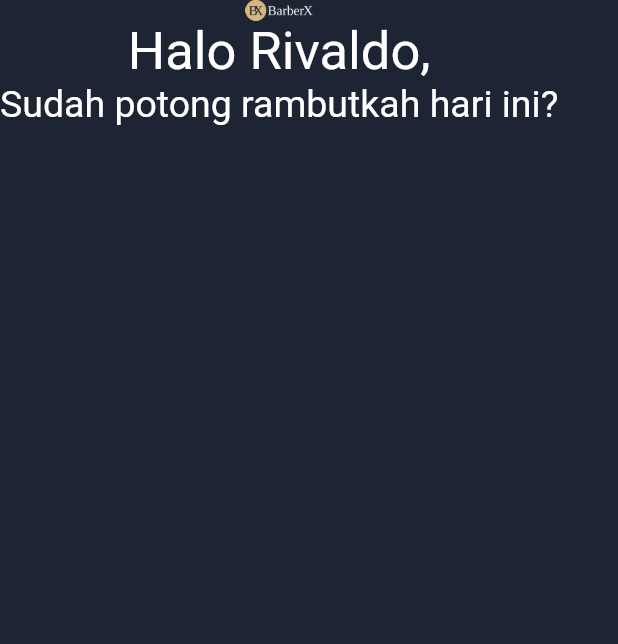
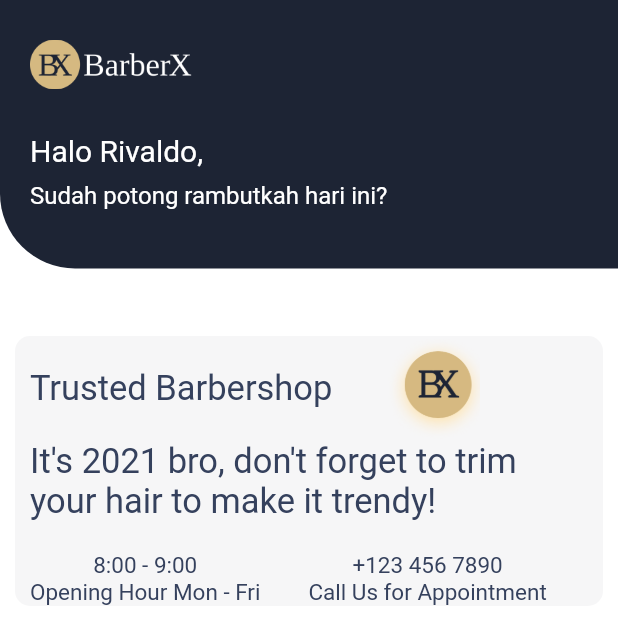
Before and after one commit to ybrefodlavir/BarberX, a Flutter app: the Home screen opened by its route, on a phone screen of 412 x 824 dp. Shown: the top 644 px of the screen. Run offline on Flutter 3.47's test engine with Material 2 defaults, Android fonts, the phone set to English and light mode, and no system bars.

Commit message:
Home Page progress (TRUSTED BARBERSHOP)

```diff
--- a/lib/main.dart
+++ b/lib/main.dart
@@ -1,5 +1,5 @@
 import 'package:barber/pages/welcome_page.dart';
-// import 'dart.js';
+//import 'dart.js';
 import 'package:barber/pages/signin_page.dart';
 import 'package:barber/pages/signup_page.dart';
 import 'package:barber/pages/home_page.dart';
@@ -8,7 +8,7 @@ import 'package:flutter/material.dart';
 void main() {
   runApp(MaterialApp(
     debugShowCheckedModeBanner: false,
-    initialRoute: '/',
+    initialRoute: '/signin',
     routes: {
       '/': (context) => WelcomePage(),
       '/signin': (context) => SignIn(),
--- a/lib/pages/home_page.dart
+++ b/lib/pages/home_page.dart
@@ -1,39 +1,160 @@
 import 'dart:ui';
 import 'package:flutter/cupertino.dart';
 import 'package:flutter/material.dart';
+import 'package:flutter/painting.dart';
 
 class Home extends StatelessWidget {
   const Home({Key? key}) : super(key: key);
-
   @override
   Widget build(BuildContext context) {
     return Scaffold(
-      backgroundColor : Color(0xff1D2434),
+      backgroundColor : Colors.white,
       body: SingleChildScrollView(
         child: Container(
+          child: Column(
+            children:[
+              Container(
+                width: double.infinity,
+                decoration: BoxDecoration(
+                  borderRadius: BorderRadius.only(bottomLeft: Radius.circular(50)),
                   color: Color(0xff1D2434),
+                ),
                 child: Column(
+                  crossAxisAlignment: CrossAxisAlignment.start,
                   children: [
-              Image.asset(
+                    Container(
+                      margin: EdgeInsets.only(left:20, top:26, right: 284),
+                      child: Image.asset(
                         'image/logo.png',
-                width: 45,
+                        width: 110,
+                        height: 34,
                       ),
-              Text(
+                    ),
+                    Container(
+                      margin: EdgeInsets.fromLTRB(20, 29, 150, 9),
+                      child: Text(
                         "Halo Rivaldo,",
                         style: TextStyle(
                           color: Colors.white,
-                  fontSize: 35,
+                          fontSize: 20,
                         ),
                       ),
-              Text(
+                    ),
+                    Container(
+                      margin: EdgeInsets.only(left: 20, right: 139, bottom: 39),
+                      child: Text(
                         "Sudah potong rambutkah hari ini?",
                         style: TextStyle(
                           color: Colors.white,
-                  fontSize: 25,
+                          fontSize: 16,
+                        ),
                       ),
                     ),
                   ],
-          )
+                ),
+              ),
+              Container(
+                margin: EdgeInsets.only(left: 10, right: 10, top: 45),
+                decoration: BoxDecoration(
+                  borderRadius: BorderRadius.all(Radius.circular(10)),
+                  color: Color(0xffF6F6F7),
+                ),
+                child: Column(
+                  children: [
+                    Row(
+                      children: [
+                        Container(
+                          margin: EdgeInsets.only(left: 10, right: 32),
+                          child: Text(
+                            "Trusted Barbershop",
+                            style: TextStyle(
+                              color: Color(0xff35415D),
+                              fontSize: 23,
+                            ),
+                          ),
+                        ),
+                        Container(
+                          child: Image.asset(
+                            'image/logoBX.png',
+                            width: 70,
+                            height: 70,
+                          ),
+                        ),
+                      ],
+                    ),
+                    Container(
+                      margin: EdgeInsets.only(left: 10, right: 32, bottom: 20),
+                      child: Text(
+                        "It's 2021 bro, don't forget to trim your hair to make it trendy!",
+                        style: TextStyle(
+                          color: Color(0xff35415D),
+                          fontSize: 23,
+                        ),
+                      ),
+                    ),
+                    Row(
+                      children: [
+                        Container(
+                          margin: EdgeInsets.only(left: 10),
+                          child: Column(
+                            children: [
+                              Container(
+                                  alignment: Alignment.centerLeft,
+                                  child: Text(
+                                    "8:00 - 9:00",
+                                    style: TextStyle(
+                                      color: Color(0xff35415D),
+                                      fontSize: 15,
+                                    ),
+                                  ),
+                              ),
+                              Container(
+                                  alignment: Alignment.centerLeft,
+                                  child: Text(
+                                    "Opening Hour Mon - Fri",
+                                    style: TextStyle(
+                                      color: Color(0xff35415D),
+                                      fontSize: 15,
+                                    ),
+                                  ),
+                              ),
+                            ],
+                          ),
+                        ),
+                        Container(
+                          margin: EdgeInsets.only(right: 10, left: 32),
+                          child: Column(
+                            children: [
+                              Container(
+                                alignment: Alignment.centerRight,
+                                  child: Text(
+                                    "+123 456 7890",
+                                    style: TextStyle(
+                                      color: Color(0xff35415D),
+                                      fontSize: 15,
+                                    ),
+                                  ),
+                              ),
+                              Container(
+                                  alignment: Alignment.centerRight,
+                                  child: Text(
+                                    "Call Us for Appointment",
+                                    style: TextStyle(
+                                      color: Color(0xff35415D),
+                                      fontSize: 15,
+                                    ),
+                                  ),
+                              ),
+                            ],
+                          ),
+                        ),
+                      ],
+                    ),
+                  ],
+                ),
+              ),
+            ],
+          ),
         ),
       ),
     );
--- a/lib/pages/signup_page.dart
+++ b/lib/pages/signup_page.dart
@@ -1,4 +1,4 @@
-import 'dart:ffi';
+// import 'dart:ffi';
 import 'dart:ui';
 import 'package:flutter/cupertino.dart';
 import 'package:flutter/material.dart';
--- a/pubspec.yaml
+++ b/pubspec.yaml
@@ -62,6 +62,7 @@ flutter:
     - image/password.png
     - image/email.png
     - image/phone.png
+    - image/logoBX.png
 
   # An image asset can refer to one or more resolution-specific "variants", see
   # https://flutter.dev/assets-and-images/#resolution-aware.
```
Also changed, not shown: image/logoBX.png (added). Lines whose indentation alone changed are shown as unchanged.
